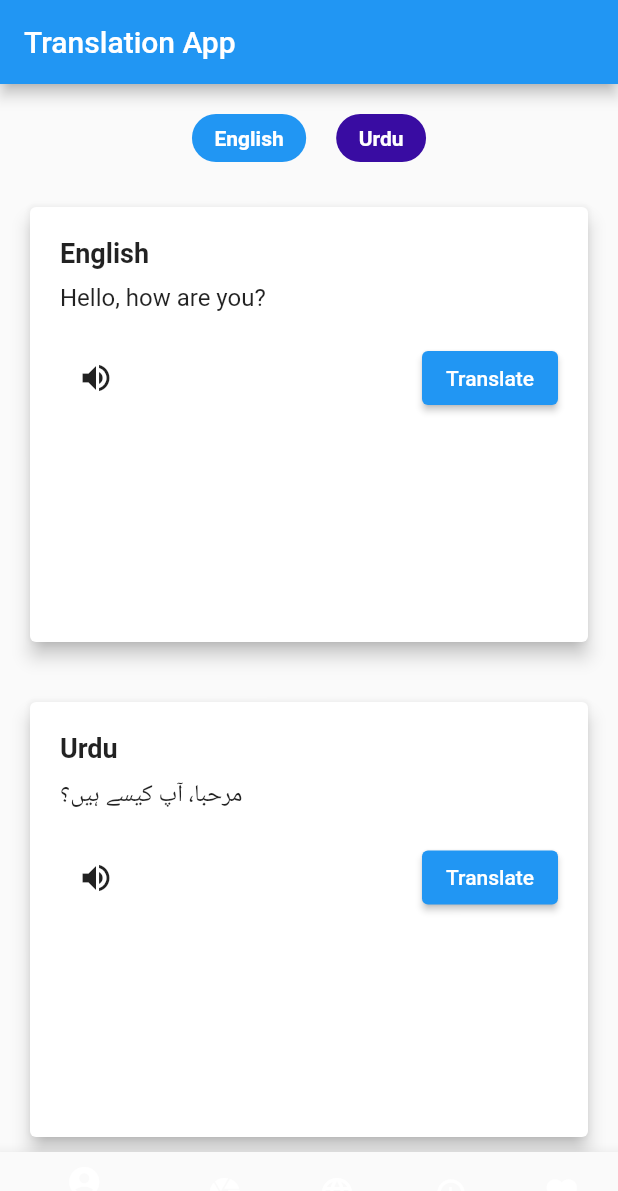
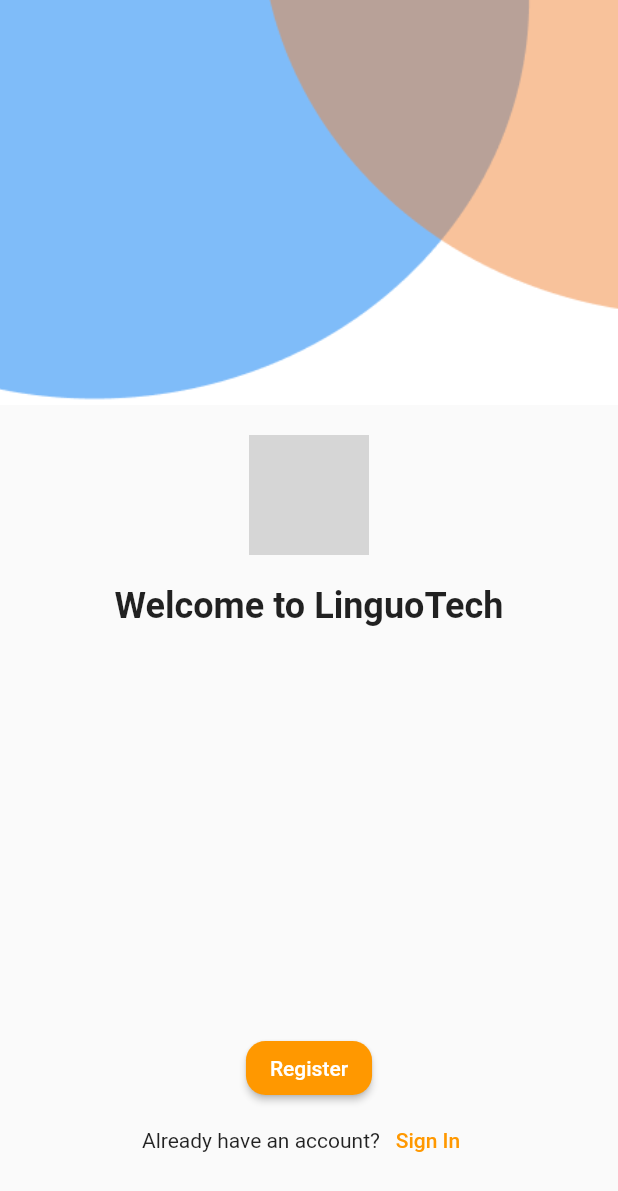
Before and after one commit to Wasiue03/linguotech, a Flutter app: the screen it shows after launch, on a phone screen of 412 x 824 dp. Shown: the top 1191 px of the screen. Run offline on Flutter 3.47's test engine with Material 2 defaults, Android fonts, the phone set to English and light mode, and no system bars; grey boxes are pictures that could not be loaded.

Commit message:
register and landing screen UI completed

```diff
--- /dev/null
+++ b/lib/Components/Landing_page.dart
@@ -0,0 +1,80 @@
+import 'package:flutter/material.dart';
+import 'package:linguotech/Screens/Login/user_login.dart';
+import 'package:linguotech/Screens/Register_Screen/user_register.dart';
+
+class LandingPage extends StatelessWidget {
+  @override
+  Widget build(BuildContext context) {
+    return Scaffold(
+      body: Column(
+        children: [
+          Expanded(
+            child: Image.asset(
+              'assets/images/Capture.PNG', // Replace with the path to your image asset
+              fit: BoxFit.cover,
+            ),
+          ),
+          SizedBox(height: 20),
+          Image.asset(
+            "assets/images/logo.png",
+            width: 80,
+            height: 80,
+          ),
+
+          SizedBox(
+            height: 20,
+          ),
+
+          Padding(
+            padding: const EdgeInsets.symmetric(horizontal: 16),
+            child: Text(
+              "Welcome to LinguoTech",
+              style: TextStyle(
+                fontSize: 24,
+                fontWeight: FontWeight.bold,
+              ),
+            ),
+          ),
+          Spacer(), // Center text vertically
+          ElevatedButton(
+            onPressed: () {
+              Navigator.push(context,
+                  MaterialPageRoute(builder: (context) => RegisterScreen()));
+            },
+            style: ElevatedButton.styleFrom(
+              backgroundColor: Colors.orange,
+              shape: RoundedRectangleBorder(
+                borderRadius: BorderRadius.circular(13),
+              ),
+            ),
+            child: Text("Register"),
+          ),
+          Padding(
+            padding: const EdgeInsets.symmetric(horizontal: 16),
+            child: Row(
+              mainAxisAlignment: MainAxisAlignment.center,
+              children: [
+                Text("Already have an account?"),
+                TextButton(
+                  onPressed: () {
+                    Navigator.push(
+                        context,
+                        MaterialPageRoute(
+                            builder: (context) => SignInScreen()));
+                  },
+                  style: TextButton.styleFrom(
+                    foregroundColor: Colors
+                        .orange, // Change the text color to blue (or any color you prefer)
+                  ),
+                  child: Text("Sign In"),
+                ),
+              ],
+            ),
+          ),
+          SizedBox(
+              height: 40), // Add space from the bottom to the "Sign In" text
+        ],
+      ),
+    );
+  }
+}
--- a/lib/main.dart
+++ b/lib/main.dart
@@ -1,5 +1,8 @@
 import 'package:flutter/material.dart';
+import 'package:linguotech/Components/Landing_page.dart';
 import 'package:linguotech/Components/home_page.dart';
+import 'package:linguotech/Screens/Login/user_login.dart';
+import 'package:linguotech/Screens/Register_Screen/user_register.dart';
 
 void main() {
   runApp(MyApp());
@@ -10,7 +13,7 @@ class MyApp extends StatelessWidget {
   Widget build(BuildContext context) {
     return MaterialApp(
       debugShowCheckedModeBanner: false,
-      home: HomePage(),
+      home: LandingPage(),
     );
   }
 }
--- a/pubspec.yaml
+++ b/pubspec.yaml
@@ -59,8 +59,8 @@ flutter:
   uses-material-design: true
 
   # To add assets to your application, add an assets section, like this:
-  # assets:
-  #   - images/a_dot_burr.jpeg
+  assets:
+    - assets/images/
   #   - images/a_dot_ham.jpeg
 
   # An image asset can refer to one or more resolution-specific "variants", see
```
Also changed, not shown: lib/Screens/Login/user_login.dart (added, +49 -0 lines), lib/Screens/Register_Screen/user_register.dart (added, +66 -0 lines), assets/images/Capture.PNG (added), assets/images/logo.png (added).
